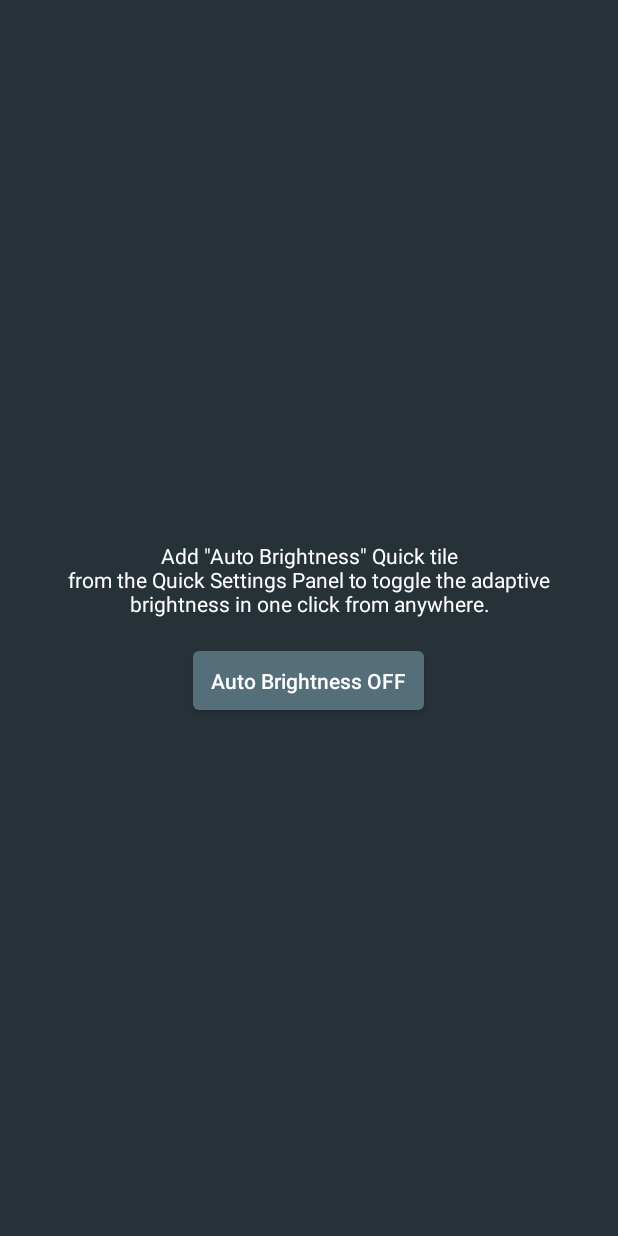
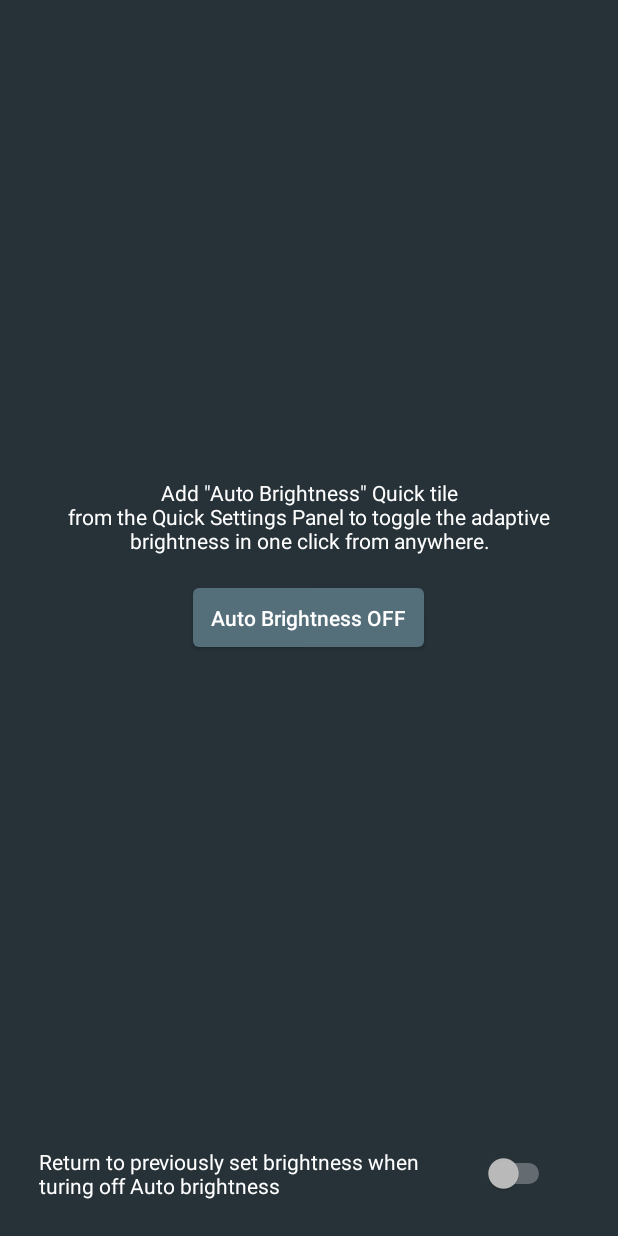
Before and after one commit to praveenkumar-programmer/AutoBrightnessTile, an Android app: the screen it shows after launch (MainActivity), on a phone screen of 412 x 824 dp. Run offline under Robolectric (Android 15) with nearby library versions, the phone set to English and light mode, and no system bars; 1 statement that could not run was skipped.

Commit message:
Added setting to enable and disable return to previous brightness feature.

```diff
--- a/app/src/main/java/com/xcodeapps/autobrightnesstile/MainActivity.kt
+++ b/app/src/main/java/com/xcodeapps/autobrightnesstile/MainActivity.kt
@@ -3,11 +3,14 @@ package com.xcodeapps.autobrightnesstile
 import android.app.Activity
 import android.app.StatusBarManager
 import android.content.ComponentName
+import android.content.SharedPreferences
 import android.graphics.Color
 import android.graphics.drawable.Icon
 import android.os.Build
 import android.os.Bundle
 import android.widget.Button
+import android.widget.Switch
+import com.xcodeapps.autobrightnesstile.SettingsModifier.RETURN_TO_PREVIOUS_BRIGHTNESS
 import com.xcodeapps.autobrightnesstile.SettingsModifier.getCurrentStateOfAutoBrightness
 import com.xcodeapps.autobrightnesstile.SettingsModifier.toggleAdaptiveBrightness
 
@@ -26,6 +29,14 @@ class MainActivity : Activity() {
                 toggleAdaptiveBrightness(this)
             }
             refreshButtonState()
+        }
+        val sharedPreferences: SharedPreferences = this.getSharedPreferences("preferences", 0)
+        val returnToPreviousBrightness = findViewById<Switch>(R.id.return_to_previous_brightness)
+        returnToPreviousBrightness.isChecked = sharedPreferences.getBoolean(
+            RETURN_TO_PREVIOUS_BRIGHTNESS, false)
+        returnToPreviousBrightness.setOnCheckedChangeListener { _, shouldReturnToPreviousBrightness ->
+            sharedPreferences.edit()
+                .putBoolean(RETURN_TO_PREVIOUS_BRIGHTNESS, shouldReturnToPreviousBrightness).apply()
         }
     }
 
--- a/app/src/main/res/layout/activity_main.xml
+++ b/app/src/main/res/layout/activity_main.xml
@@ -5,8 +5,14 @@
     android:layout_height="match_parent"
     android:background="#263238"
     android:orientation="vertical"
-    android:gravity="center"
     tools:context=".MainActivity">
+
+    <LinearLayout
+        android:layout_width="match_parent"
+        android:layout_height="0dp"
+        android:layout_weight="1"
+        android:orientation="vertical"
+        android:gravity="center">
 
         <TextView
             android:layout_width="wrap_content"
@@ -30,3 +36,28 @@
             android:layout_gravity="center"/>
 
     </LinearLayout>
+
+    <LinearLayout
+        android:layout_width="match_parent"
+        android:layout_height="wrap_content"
+        android:padding="16dp"
+        android:gravity="center"
+        android:orientation="horizontal">
+
+        <TextView
+            android:layout_width="wrap_content"
+            android:layout_height="wrap_content"
+            android:textColor="@android:color/white"
+            android:layout_marginEnd="100dp"
+            android:text="Return to previously set brightness when turing off Auto brightness"/>
+
+        <Switch
+            android:id="@+id/return_to_previous_brightness"
+            android:layout_width="wrap_content"
+            android:layout_height="wrap_content"
+            android:layout_marginStart="-100dp"
+            android:padding="16dp"/>
+
+    </LinearLayout>
+
+</LinearLayout>
```
Also changed, not shown: app/src/main/java/com/xcodeapps/autobrightnesstile/SettingsModifier.kt (+14 -10 lines). Lines whose indentation alone changed are shown as unchanged.
